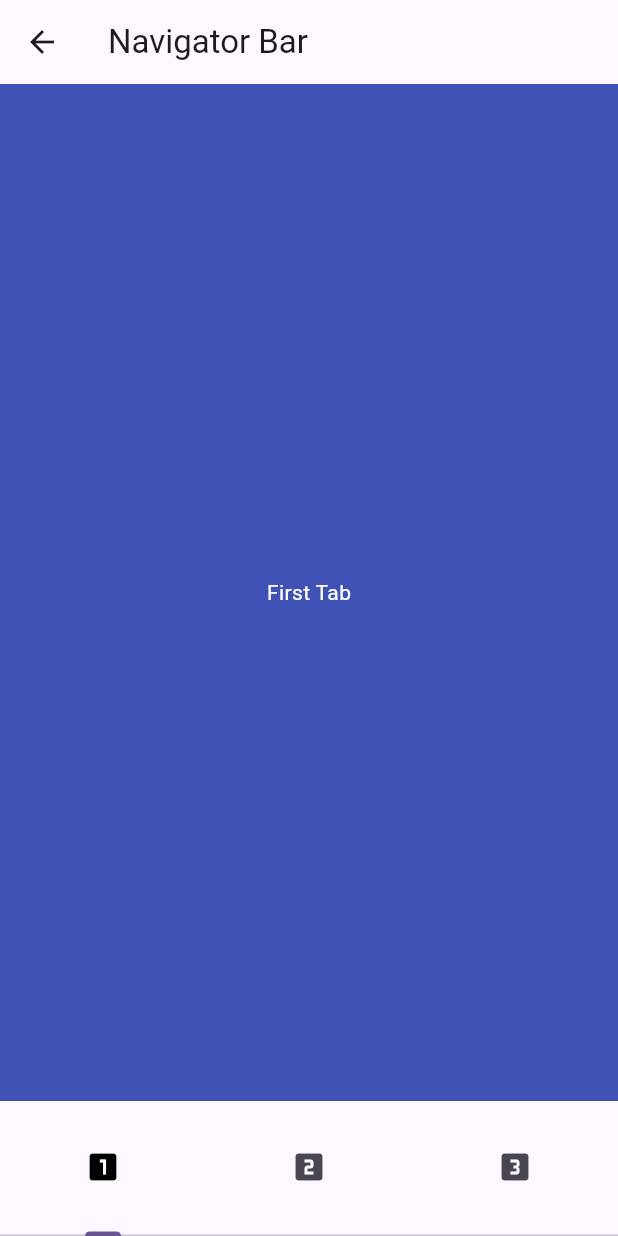
After one commit to caipira113/flutter_start, a Flutter app: the screen it shows after launch, in the side drawer, after a tap on "Navigator Bar", on a phone screen of 412 x 824 dp. The commit adds this screen. Run offline on Flutter 3.47's test engine with Material 3 defaults, Android fonts, the phone set to English and light mode, and no system bars.

Commit message:
Create navigator_bar.dart

```diff
--- a/lib/main.dart
+++ b/lib/main.dart
@@ -10,6 +10,7 @@ import 'button.dart';
 import 'navigator.dart';
 import 'list_view.dart';
 import 'scrollview_pagination.dart';
+import 'navigator_bar.dart';
 
 void main() {
   runApp(const MyApp());
@@ -167,6 +168,17 @@ class MyHomePage extends StatelessWidget {
                       builder: (context) => const ScrollviewPagination()),
                 );
               },
+            ),
+            ListTile(
+              leading: const Icon(Icons.border_bottom),
+              title: const Text('Navigator Bar'),
+              onTap: () {
+                Navigator.push(
+                  context,
+                  MaterialPageRoute(
+                      builder: (context) => const NavigatorBar()),
+                );
+              },
             )
           ],
         ),
--- /dev/null
+++ b/lib/navigator_bar.dart
@@ -0,0 +1,61 @@
+import 'package:flutter/material.dart';
+
+class NavigatorBar extends StatefulWidget {
+  const NavigatorBar({super.key});
+
+  @override
+  State<NavigatorBar> createState() => _NavigatorBarState();
+}
+
+class _NavigatorBarState extends State<NavigatorBar>
+    with SingleTickerProviderStateMixin {
+  late TabController _tabController;
+  int _selectedIndex = 0;
+
+  @override
+  void initState() {
+    super.initState();
+    _tabController = TabController(length: 3, vsync: this);
+
+    _tabController.addListener(() => setState(() {
+          _selectedIndex = _tabController.index;
+        }));
+  }
+
+  Widget tabContainer(BuildContext context, Color tabColor, String tabText) {
+    return Container(
+      width: MediaQuery.of(context).size.width,
+      height: MediaQuery.of(context).size.height,
+      color: tabColor,
+      child: Center(
+        child: Text(tabText, style: const TextStyle(color: Colors.white)),
+      ),
+    );
+  }
+
+  @override
+  Widget build(BuildContext context) {
+    return Scaffold(
+      appBar: AppBar(
+        title: const Text("Navigator Bar"),
+      ),
+      body: _selectedIndex == 0
+          ? tabContainer(context, Colors.indigo, "First Tab")
+          : _selectedIndex == 1
+              ? tabContainer(context, Colors.yellow, "Second Tab")
+              : tabContainer(context, Colors.blue, "Third Tab"),
+      bottomNavigationBar: SizedBox(
+        height: 90,
+        child: TabBar(
+          controller: _tabController,
+          labelColor: Colors.black,
+          tabs: const [
+            Tab(icon: Icon(Icons.looks_one)),
+            Tab(icon: Icon(Icons.looks_two)),
+            Tab(icon: Icon(Icons.looks_3)),
+          ],
+        ),
+      ),
+    );
+  }
+}
```
